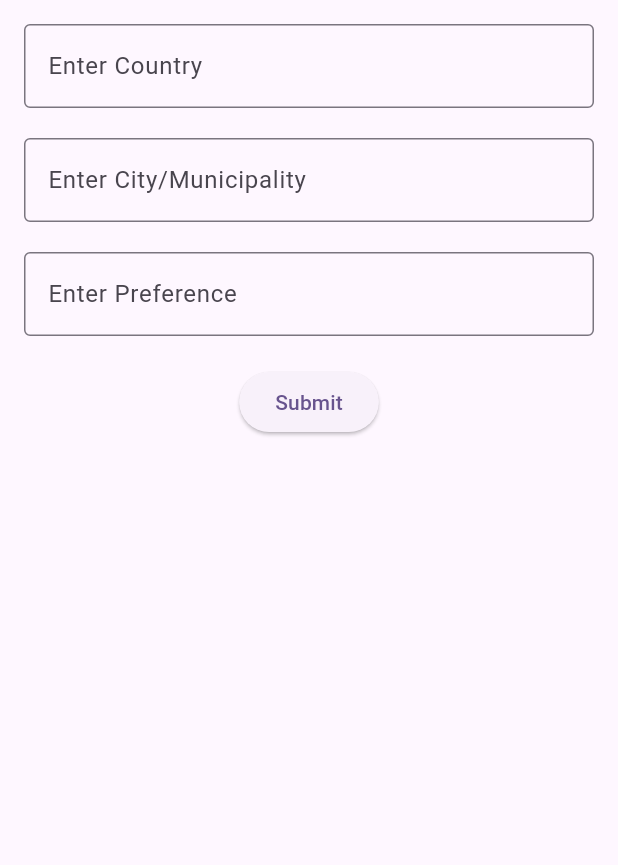
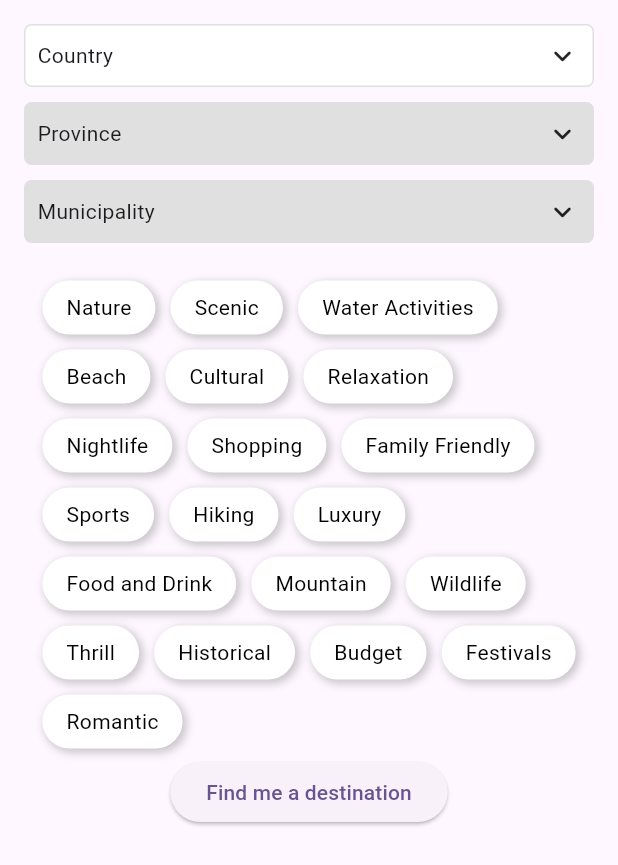
Before and after one commit to adnalow/itinerary_builder_base_func, a Flutter app: the screen it shows after launch, on a phone screen of 412 x 824 dp. Shown: the top 865 px of the screen. Run offline on Flutter 3.47's test engine with Material 3 defaults, Android fonts, the phone set to English and light mode, and no system bars; drawn by our look-alikes of csc_picker; our stand-ins replace google_generative_ai.

Commit message:
ui integration done

```diff
--- a/lib/main.dart
+++ b/lib/main.dart
@@ -1,5 +1,6 @@
+import 'package:csc_picker/csc_picker.dart';
 import 'package:flutter/material.dart';
-import 'package:google_generative_ai/google_generative_ai.dart';
+import 'package:itineray_builder_base_func/displayChoice.dart';
 
 void main() {
   runApp(const MyApp());
@@ -29,75 +30,48 @@ class HomeScreen extends StatelessWidget {
     return Scaffold(
       body: Column(
         children: [
-          InputBoxExample()
+          UserChoice(),
         ],
       ),
     );
   }
 }
 
-class InputBoxExample extends StatefulWidget {
+class UserChoice extends StatefulWidget {
   @override
-  InputBoxExampleState createState() => InputBoxExampleState();
+  UserChoiceState createState() => UserChoiceState();
 }
 
-class InputBoxExampleState extends State<InputBoxExample> {
-  final TextEditingController _country = TextEditingController();
-  final TextEditingController _city = TextEditingController();
-  final TextEditingController _preference = TextEditingController();
-
-  late GenerativeModel model;  // Declare without initializing here
-  String? generatedResponse;   // Variable to store and display the generated response
-  String? placeName;
-  String? description;
+class UserChoiceState extends State<UserChoice> {
+  final List<String> options = [
+    "Nature",
+    "Scenic",
+    "Water Activities",
+    "Beach",
+    "Cultural",
+    "Relaxation",
+    "Nightlife",
+    "Shopping",
+    "Family Friendly",
+    "Sports",
+    "Hiking",
+    "Luxury",
+    "Food and Drink",
+    "Mountain",
+    "Wildlife",
+    "Thrill",
+    "Historical",
+    "Budget",
+    "Festivals",
+    "Romantic"
+  ];
+  final List<String> selectedOptions = []; // Store selected options here
 
   String? country;
-  String? city;
+  String? province = "";
+  String? municipality = "";
   String? preference;
   String promptFormat = "";
-
-  @override
-  void initState() {
-    super.initState();
-
-    // Initialize the model in initState
-    const apiKey = 'AIzaSyBcuuGqcpZbi_o6uZB8TODmBUqXaQzy-14';
-    model = GenerativeModel(
-      model: 'gemini-1.5-flash-latest',
-      apiKey: apiKey,
-    );
-  }
-
-  void  sendRequest(String prompt) async {
-    try {
-      final content = [Content.text(prompt)];
-      final response = await model.generateContent(content);
-
-      setState(() {
-        generatedResponse = response.text;  // Directly access the generated text
-        _extractNameAndDescription(generatedResponse!);
-      });
-      debugPrint(generatedResponse);
-    } catch (error) {
-      setState(() {
-        generatedResponse = "Error: $error";
-      });
-      debugPrint("Error: $error");
-    }
-  }
-
-  // Function to extract name and description
-  void _extractNameAndDescription(String response) {
-    final nameMatch = RegExp(r"Name:\s*\*\*(.*)\*\*").firstMatch(response);
-    final descriptionMatch = RegExp(r"Description:\s*(.*)").firstMatch(response);
-
-    setState(() {
-      // Remove ** from name if found
-      placeName = nameMatch?.group(1) ?? "Name not found";
-      description = descriptionMatch?.group(1) ?? "Description not found";
-    });
-  }
-
 
   @override
   Widget build(BuildContext context) {
@@ -105,48 +79,95 @@ class InputBoxExampleState extends State<InputBoxExample> {
       padding: const EdgeInsets.all(16.0),
       child: Column(
         children: [
-          TextField(
-            controller: _country,
-            decoration: const InputDecoration(
-              border: OutlineInputBorder(),
-              labelText: 'Enter Country',
+          CSCPicker(
+            layout: Layout.vertical,
+            flagState: CountryFlag.SHOW_IN_DROP_DOWN_ONLY,
+            stateDropdownLabel: "Province",
+            cityDropdownLabel: "Municipality",
+            dropdownDecoration: BoxDecoration(
+              borderRadius: const BorderRadius.all(Radius.circular(5)),
+              color: Colors.white,
+              border: Border.all(color: Colors.grey.shade300, width: 1),
             ),
+            onCountryChanged: (value) {
+              setState(() {
+                country = value;
+              });
+            },
+            onStateChanged: (value) {
+              setState(() {
+                province = value;
+              });
+            },
+            onCityChanged: (value) {
+              setState(() {
+                municipality = value; // Update selected municipality
+              });
+            },
           ),
           const SizedBox(height: 20),
-          TextField(
-            controller: _city,
-            decoration: const InputDecoration(
-              border: OutlineInputBorder(),
-              labelText: 'Enter City/Municipality',
-            ),
+          Wrap(
+            children: options.map((option) {
+              final isSelected = selectedOptions.contains(option);
+              return Container(
+                margin: const EdgeInsets.all(5),
+                child: GestureDetector(
+                  onTap: () {
+                    setState(() {
+                      if (isSelected) {
+                        selectedOptions.remove(option);
+                      } else {
+                        selectedOptions.add(option);
+                      }
+                      // Update preference with selected options
+                      preference = selectedOptions.join(", ");
+                    });
+                  },
+                  child: Container(
+                    padding: const EdgeInsets.symmetric(horizontal: 16.0, vertical: 8.0),
+                    decoration: BoxDecoration(
+                      color: isSelected ? const Color(0xFF48B89F) : const Color(0xFFFFFFFF),
+                      borderRadius: BorderRadius.circular(20.0),
+                      boxShadow: [
+                        BoxShadow(
+                          color: Colors.black.withOpacity(0.2), // Shadow color
+                          offset: const Offset(2, 2), // Offset of the shadow
+                          blurRadius: 4.0, // Blur radius
+                          spreadRadius: 1.0, // How much the shadow spreads
+                        ),
+                      ],
+                    ),
+                    child: Text(
+                      option,
+                      style: TextStyle(color: isSelected ? Colors.white : Colors.black),
+                    ),
+                  ),
+                ),
+              );
+            }).toList(),
+          ),
+          ElevatedButton(
+            onPressed: () async {
+              // Check if municipality is empty and set the prompt accordingly
+              if (municipality == null || municipality!.isEmpty) {
+                promptFormat =
+                    "Give me one place in $country, in any part of province of $province that is fitted in this description: $preference. Use this format in giving my request: Name: {name of the place} Description: {2 sentences description of the place}.";
+              } else {
+                promptFormat =
+                    "Give me one place in $country, province of $province, municipality of $municipality that is fitted in this description: $preference. Use this format in giving my request: Name: {name of the place} Description: {2 sentences description of the place}.";
+              }
+
+              // Navigate to the DisplayChoice screen with the promptFormat
+              Navigator.push(
+                context,
+                MaterialPageRoute(
+                  builder: (context) => DisplayChoice(promptFormat: promptFormat),
+                ),
+              );
+            },
+            child: const Text('Find me a destination'),
           ),
           const SizedBox(height: 20),
-          TextField(
-            controller: _preference,
-            decoration: const InputDecoration(
-              border: OutlineInputBorder(),
-              labelText: 'Enter Preference',
-            ),
-          ),
-          const SizedBox(height: 20),
-          ElevatedButton(
-            onPressed: () async {
-              country = _country.text;
-              city = _city.text;
-              preference = _preference.text;
-              promptFormat = "Give me one place in $country , $city that is fitted in this description: $preference . Use this format in giving my request: Name: {name of the place} Description: {2 sentences description of the place}";
-              sendRequest(promptFormat);
-            },
-            child: const Text('Submit'),
-          ),
-          const SizedBox(height: 20),
-          if (placeName != null && description != null) ...[
-            Text("Place Name: $placeName"),
-            const SizedBox(height: 10),
-            Text("Description: $description"),
-          ],
-          if (generatedResponse != null && (placeName == null || description == null))
-            Text(generatedResponse!), // Display the full response in case of parsing issues
         ],
       ),
     );
--- a/pubspec.yaml
+++ b/pubspec.yaml
@@ -36,6 +36,7 @@ dependencies:
   # The following adds the Cupertino Icons font to your application.
   # Use with the CupertinoIcons class for iOS style icons.
   cupertino_icons: ^1.0.6
+  csc_picker: ^0.2.7
 
 dev_dependencies:
   flutter_test:
```
Also changed, not shown: lib/displayChoice.dart (added, +161 -0 lines), lib/try.dart (+146 -8 lines), pubspec.lock.
